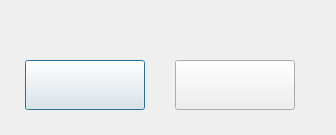
This is sheep_and_sheep/ConfirmBox.ui in Phoenix-PKU/PracticeofProgramming as Qt 5 draws it before an edit. The edited form follows.
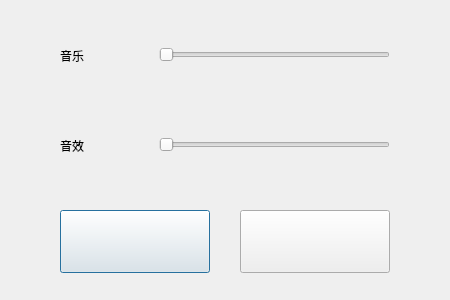
This is the edited form.

Commit message: add volume slider in confirm box

```diff
--- a/sheep_and_sheep/ConfirmBox.ui
+++ b/sheep_and_sheep/ConfirmBox.ui
@@ -6,8 +6,8 @@
    <rect>
     <x>0</x>
     <y>0</y>
-    <width>336</width>
-    <height>135</height>
+    <width>450</width>
+    <height>300</height>
    </rect>
   </property>
   <property name="windowTitle">
@@ -16,10 +16,10 @@
   <widget class="QPushButton" name="confirm">
    <property name="geometry">
     <rect>
-     <x>25</x>
-     <y>60</y>
-     <width>120</width>
-     <height>50</height>
+     <x>60</x>
+     <y>210</y>
+     <width>150</width>
+     <height>63</height>
     </rect>
    </property>
    <property name="text">
@@ -29,16 +29,76 @@
   <widget class="QPushButton" name="goback">
    <property name="geometry">
     <rect>
-     <x>175</x>
-     <y>60</y>
-     <width>120</width>
-     <height>50</height>
+     <x>240</x>
+     <y>210</y>
+     <width>150</width>
+     <height>63</height>
     </rect>
    </property>
    <property name="text">
     <string/>
    </property>
   </widget>
+  <widget class="QSlider" name="bgmSlider">
+   <property name="geometry">
+    <rect>
+     <x>159</x>
+     <y>40</y>
+     <width>231</width>
+     <height>30</height>
+    </rect>
+   </property>
+   <property name="orientation">
+    <enum>Qt::Horizontal</enum>
+   </property>
+  </widget>
+  <widget class="QSlider" name="clickSlider">
+   <property name="geometry">
+    <rect>
+     <x>159</x>
+     <y>130</y>
+     <width>231</width>
+     <height>30</height>
+    </rect>
+   </property>
+   <property name="orientation">
+    <enum>Qt::Horizontal</enum>
+   </property>
+  </widget>
+  <widget class="QLabel" name="label">
+   <property name="geometry">
+    <rect>
+     <x>60</x>
+     <y>40</y>
+     <width>61</width>
+     <height>31</height>
+    </rect>
+   </property>
+   <property name="styleSheet">
+    <string notr="true">color: rgb(0, 0, 0);
+font: 24pt &quot;华文琥珀&quot;;</string>
+   </property>
+   <property name="text">
+    <string>音乐</string>
+   </property>
+  </widget>
+  <widget class="QLabel" name="label_2">
+   <property name="geometry">
+    <rect>
+     <x>60</x>
+     <y>130</y>
+     <width>61</width>
+     <height>31</height>
+    </rect>
+   </property>
+   <property name="styleSheet">
+    <string notr="true">color: rgb(0, 0, 0);
+font: 24pt &quot;华文琥珀&quot;;</string>
+   </property>
+   <property name="text">
+    <string>音效</string>
+   </property>
+  </widget>
  </widget>
  <resources/>
  <connections>
```
The commit also changes 8 other files.
